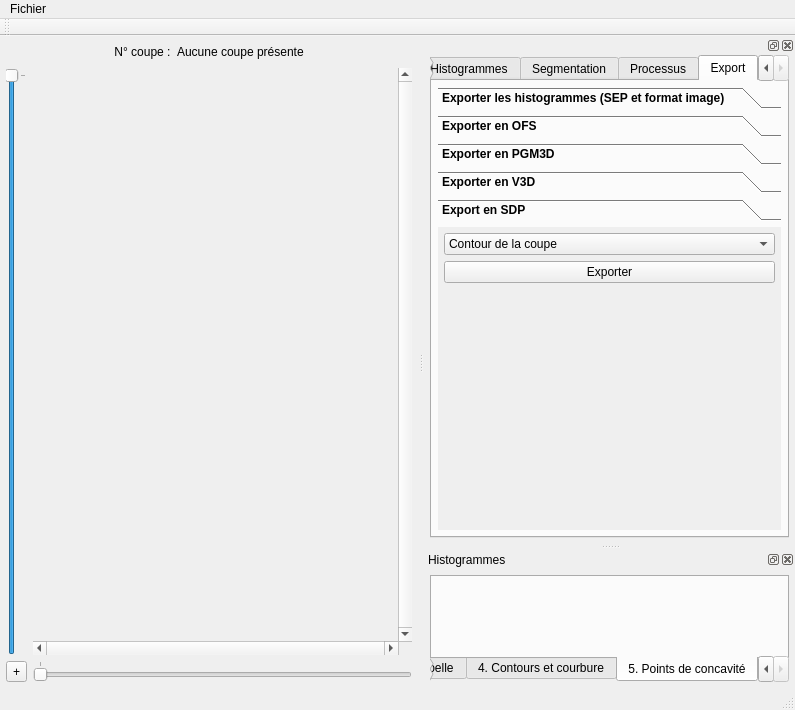
akrah/TKDetection, file ui/mainwindow.ui: the form before one commit.
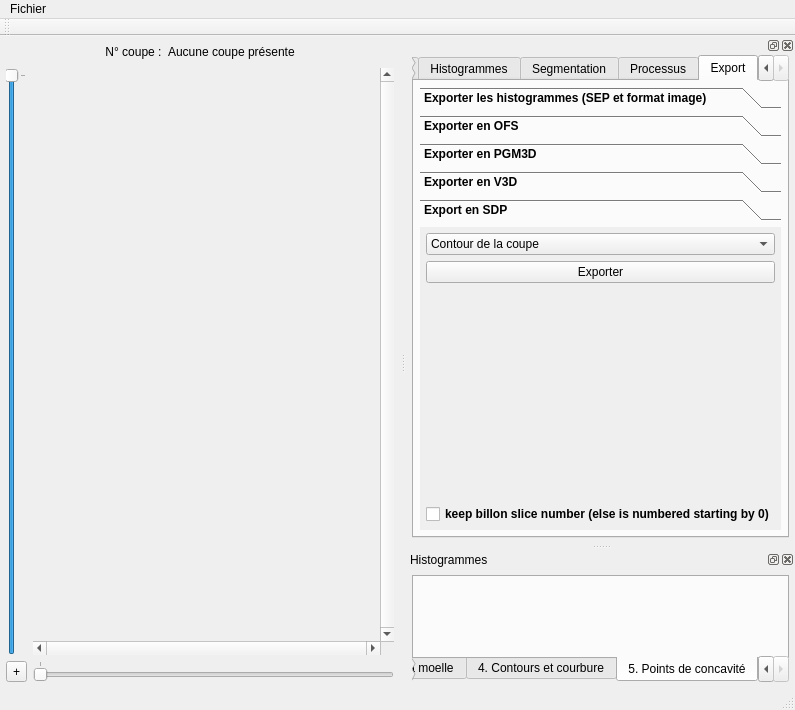
The form after the commit. The open tabs and pages were chosen to show the change. Custom widgets are drawn as their Qt base class.

Commit message: add option to keep billon slice number in sdp export

Patch:
```diff
--- a/ui/mainwindow.ui
+++ b/ui/mainwindow.ui
@@ -3044,8 +3044,8 @@
              <rect>
               <x>0</x>
               <y>0</y>
-              <width>264</width>
-              <height>84</height>
+              <width>457</width>
+              <height>206</height>
              </rect>
             </property>
             <attribute name="label">
@@ -3108,6 +3108,13 @@
                </property>
               </spacer>
              </item>
+             <item>
+              <widget class="QCheckBox" name="_checkBoxKeepBillonSliceNumber">
+               <property name="text">
+                <string>keep billon slice number (else is numbered starting by 0)</string>
+               </property>
+              </widget>
+             </item>
             </layout>
            </widget>
           </widget>
@@ -3379,6 +3386,11 @@
  </widget>
  <layoutdefault spacing="6" margin="6"/>
  <customwidgets>
+  <customwidget>
+   <class>QxtSpanSlider</class>
+   <extends>QSlider</extends>
+   <header>QxtSpanSlider</header>
+  </customwidget>
   <customwidget>
    <class>QwtPlot</class>
    <extends>QFrame</extends>
@@ -3391,11 +3403,6 @@
    <header>qwt_polar_plot.h</header>
    <container>1</container>
   </customwidget>
-  <customwidget>
-   <class>QxtSpanSlider</class>
-   <extends>QSlider</extends>
-   <header>QxtSpanSlider</header>
-  </customwidget>
  </customwidgets>
  <tabstops>
   <tabstop>_comboViewType</tabstop>
```
Left out of the diff: 56 changed lines with no effect on the pictures. The commit also changes 2 other files.
